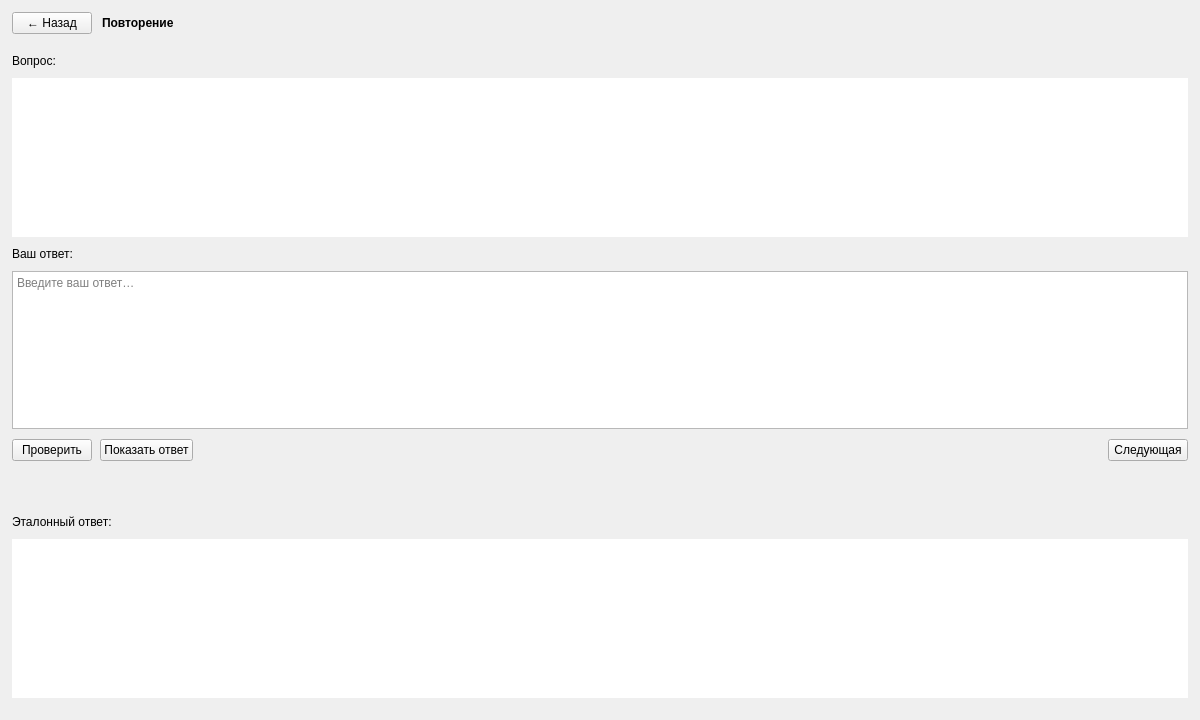
Before: the Qt Designer form rewise-app/src/ui/pages/ReviewPage.ui in mrggrmexe/Rewise, drawn with Qt 5.
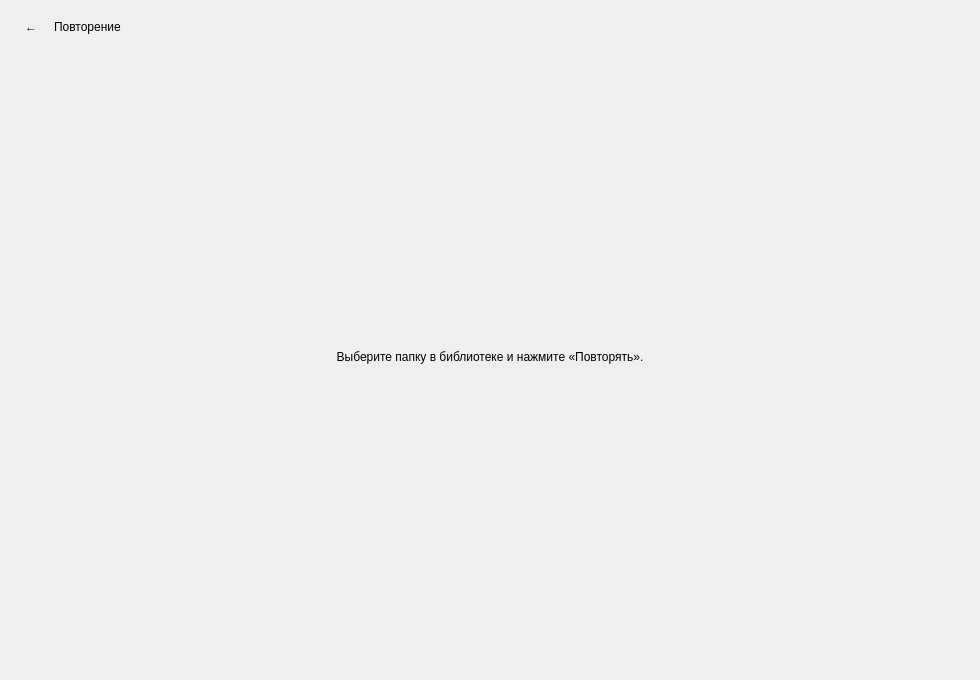
After: the same form once the commit is applied.

The edit to the form file:
```diff
--- a/rewise-app/src/ui/pages/ReviewPage.ui
+++ b/rewise-app/src/ui/pages/ReviewPage.ui
@@ -6,38 +6,67 @@
    <rect>
     <x>0</x>
     <y>0</y>
-    <width>1200</width>
-    <height>720</height>
+    <width>980</width>
+    <height>680</height>
    </rect>
   </property>
   <property name="windowTitle">
    <string>ReviewPage</string>
   </property>
   <layout class="QVBoxLayout" name="rootLayout">
-   <property name="leftMargin"><number>12</number></property>
-   <property name="topMargin"><number>12</number></property>
-   <property name="rightMargin"><number>12</number></property>
-   <property name="bottomMargin"><number>12</number></property>
-   <property name="spacing"><number>10</number></property>
+   <property name="leftMargin">
+    <number>18</number>
+   </property>
+   <property name="topMargin">
+    <number>16</number>
+   </property>
+   <property name="rightMargin">
+    <number>18</number>
+   </property>
+   <property name="bottomMargin">
+    <number>18</number>
+   </property>
+   <property name="spacing">
+    <number>14</number>
+   </property>
 
    <item>
     <layout class="QHBoxLayout" name="topBar">
      <property name="spacing"><number>10</number></property>
      <item>
-      <widget class="QPushButton" name="btnBack">
-       <property name="text"><string>← Назад</string></property>
+      <widget class="QToolButton" name="btnBack">
+       <property name="text">
+        <string>←</string>
+       </property>
+       <property name="toolTip">
+        <string>Назад</string>
+       </property>
+       <property name="autoRaise">
+        <bool>true</bool>
+       </property>
       </widget>
      </item>
      <item>
       <widget class="QLabel" name="lblTitle">
-       <property name="text"><string>Повторение</string></property>
-       <property name="styleSheet"><string notr="true">font-weight:700;</string></property>
+       <property name="text">
+        <string>Повторение</string>
+       </property>
+       <property name="heading" stdset="0">
+        <bool>true</bool>
+       </property>
       </widget>
      </item>
      <item>
-      <spacer name="spacerTop">
-       <property name="orientation"><enum>Qt::Horizontal</enum></property>
-       <property name="sizeHint" stdset="0"><size><width>40</width><height>20</height></size></property>
+      <spacer name="topSpacer">
+       <property name="orientation">
+        <enum>Qt::Horizontal</enum>
+       </property>
+       <property name="sizeHint">
+        <size>
+         <width>40</width>
+         <height>20</height>
+        </size>
+       </property>
       </spacer>
      </item>
     </layout>
@@ -45,128 +74,109 @@
 
    <!-- messageHost: сюда кодом вставим InlineMessageWidget -->
    <item>
-    <widget class="QWidget" name="messageHost">
-     <layout class="QVBoxLayout" name="messageHostLayout">
-      <property name="leftMargin"><number>0</number></property>
-      <property name="topMargin"><number>0</number></property>
-      <property name="rightMargin"><number>0</number></property>
-      <property name="bottomMargin"><number>0</number></property>
-      <property name="spacing"><number>0</number></property>
-     </layout>
-    </widget>
-   </item>
+    <widget class="QStackedWidget" name="stack">
+     <widget class="QWidget" name="pageEmpty">
+      <layout class="QVBoxLayout" name="emptyLayout">
+       <property name="leftMargin">
+        <number>0</number>
+       </property>
+       <property name="topMargin">
+        <number>0</number>
+       </property>
+       <property name="rightMargin">
+        <number>0</number>
+       </property>
+       <property name="bottomMargin">
+        <number>0</number>
+       </property>
+       <property name="spacing">
+        <number>0</number>
+       </property>
+       <item>
+        <spacer name="emptyTopSpacer">
+         <property name="orientation">
+          <enum>Qt::Vertical</enum>
+         </property>
+         <property name="sizeHint">
+          <size>
+           <width>20</width>
+           <height>40</height>
+          </size>
+         </property>
+        </spacer>
+       </item>
+       <item>
+        <widget class="QLabel" name="lblEmptyHint">
+         <property name="text">
+          <string>Выберите папку в библиотеке и нажмите «Повторять».</string>
+         </property>
+         <property name="alignment">
+          <set>Qt::AlignHCenter|Qt::AlignVCenter</set>
+         </property>
+         <property name="muted" stdset="0">
+          <bool>true</bool>
+         </property>
+         <property name="wordWrap">
+          <bool>true</bool>
+         </property>
+        </widget>
+       </item>
+       <item>
+        <spacer name="emptyBottomSpacer">
+         <property name="orientation">
+          <enum>Qt::Vertical</enum>
+         </property>
+         <property name="sizeHint">
+          <size>
+           <width>20</width>
+           <height>40</height>
+          </size>
+         </property>
+        </spacer>
+       </item>
+      </layout>
+     </widget>
 
-   <item>
-    <widget class="QLabel" name="lblQuestionHeader">
-     <property name="text"><string>Вопрос:</string></property>
-    </widget>
-   </item>
-
-   <item>
-    <widget class="QTextBrowser" name="tbQuestion">
-     <property name="sizePolicy">
-      <sizepolicy hsizetype="Expanding" vsizetype="Preferred">
-       <horstretch>0</horstretch>
-       <verstretch>0</verstretch>
-      </sizepolicy>
-     </property>
-     <property name="minimumSize"><size><width>0</width><height>110</height></size></property>
-     <property name="openExternalLinks"><bool>false</bool></property>
-     <property name="frameShape"><enum>QFrame::NoFrame</enum></property>
-    </widget>
-   </item>
-
-   <item>
-    <widget class="QLabel" name="lblAnswerHeader">
-     <property name="text"><string>Ваш ответ:</string></property>
-    </widget>
-   </item>
-
-   <item>
-    <widget class="QPlainTextEdit" name="pteAnswer">
-     <property name="sizePolicy">
-      <sizepolicy hsizetype="Expanding" vsizetype="Preferred">
-       <horstretch>0</horstretch>
-       <verstretch>0</verstretch>
-      </sizepolicy>
-     </property>
-     <property name="minimumSize"><size><width>0</width><height>96</height></size></property>
-     <property name="placeholderText"><string>Введите ваш ответ…</string></property>
-     <property name="tabChangesFocus"><bool>true</bool></property>
-     <property name="lineWrapMode"><enum>QPlainTextEdit::WidgetWidth</enum></property>
-    </widget>
-   </item>
-
-   <item>
-    <layout class="QHBoxLayout" name="actionsRow">
-     <property name="spacing"><number>8</number></property>
-     <item>
-      <widget class="QPushButton" name="btnCheck">
-       <property name="text"><string>Проверить</string></property>
-      </widget>
-     </item>
-     <item>
-      <widget class="QPushButton" name="btnReveal">
-       <property name="text"><string>Показать ответ</string></property>
-      </widget>
-     </item>
-     <item>
-      <spacer name="spacerActions">
-       <property name="orientation"><enum>Qt::Horizontal</enum></property>
-       <property name="sizeHint" stdset="0"><size><width>40</width><height>20</height></size></property>
-      </spacer>
-     </item>
-     <item>
-      <widget class="QPushButton" name="btnNext">
-       <property name="text"><string>Следующая</string></property>
-      </widget>
-     </item>
-    </layout>
-   </item>
-
-   <item>
-    <widget class="QLabel" name="lblPercent">
-     <property name="minimumSize"><size><width>0</width><height>34</height></size></property>
-     <property name="text"><string/></property>
-     <property name="alignment"><set>Qt::AlignLeft|Qt::AlignVCenter</set></property>
-     <property name="styleSheet"><string notr="true">font-size:18px; font-weight:700;</string></property>
-    </widget>
-   </item>
-
-   <item>
-    <widget class="QLabel" name="lblRefHeader">
-     <property name="text"><string>Эталонный ответ:</string></property>
-    </widget>
-   </item>
-
-   <item>
-    <widget class="QTextBrowser" name="tbReference">
-     <property name="sizePolicy">
-      <sizepolicy hsizetype="Expanding" vsizetype="Preferred">
-       <horstretch>0</horstretch>
-       <verstretch>0</verstretch>
-      </sizepolicy>
-     </property>
-     <property name="minimumSize"><size><width>0</width><height>110</height></size></property>
-     <property name="openExternalLinks"><bool>false</bool></property>
-     <property name="frameShape"><enum>QFrame::NoFrame</enum></property>
-    </widget>
-   </item>
-
-   <item>
-    <widget class="QWidget" name="diffHost">
-     <property name="sizePolicy">
-      <sizepolicy hsizetype="Expanding" vsizetype="Expanding">
-       <horstretch>0</horstretch>
-       <verstretch>1</verstretch>
-      </sizepolicy>
-     </property>
-     <layout class="QVBoxLayout" name="diffHostLayout">
-      <property name="leftMargin"><number>0</number></property>
-      <property name="topMargin"><number>0</number></property>
-      <property name="rightMargin"><number>0</number></property>
-      <property name="bottomMargin"><number>0</number></property>
-     </layout>
+     <widget class="QWidget" name="pageCard">
+      <layout class="QVBoxLayout" name="cardLayout">
+       <property name="leftMargin">
+        <number>0</number>
+       </property>
+       <property name="topMargin">
+        <number>0</number>
+       </property>
+       <property name="rightMargin">
+        <number>0</number>
+       </property>
+       <property name="bottomMargin">
+        <number>0</number>
+       </property>
+       <property name="spacing">
+        <number>0</number>
+       </property>
+       <item>
+        <widget class="QWidget" name="cardHost">
+         <layout class="QVBoxLayout" name="cardHostLayout">
+          <property name="leftMargin">
+           <number>0</number>
+          </property>
+          <property name="topMargin">
+           <number>0</number>
+          </property>
+          <property name="rightMargin">
+           <number>0</number>
+          </property>
+          <property name="bottomMargin">
+           <number>0</number>
+          </property>
+          <property name="spacing">
+           <number>0</number>
+          </property>
+         </layout>
+        </widget>
+       </item>
+      </layout>
+     </widget>
     </widget>
    </item>
 
```
Left out of the diff: 15 changed lines with no effect on the pictures.
